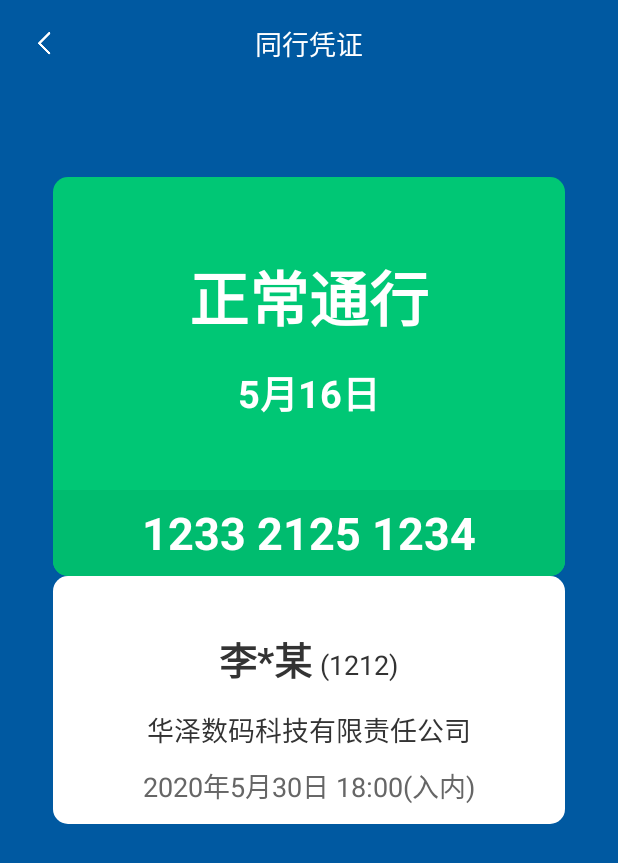
After one commit to FordGT40/Passcode, an Android app: the CodeResultActivity screen opened directly, with no data from a screen before it, on a phone screen of 412 x 824 dp. The commit adds this screen. Shown: the top 863 px of the screen. Run offline under Robolectric (Android 15) with nearby library versions, the phone set to English and light mode, and no system bars; Roboto replaces fonts that are not available here.

Commit message:
扫码后返回的展示页面

```diff
--- a/app/src/main/AndroidManifest.xml
+++ b/app/src/main/AndroidManifest.xml
@@ -18,7 +18,10 @@
         android:roundIcon="@mipmap/ic_launcher_round"
         android:supportsRtl="true"
         android:theme="@style/AppTheme">
-        <activity android:name=".scanback.activity.ScanBackMainActivity"></activity>
+        <!--扫完码，填完信息之后显示的结果页面-->
+        <activity android:name=".scanback.activity.CodeResultActivity" />
+        <!--扫完二维码后展示的页面（填报入内或外出）-->
+        <activity android:name=".scanback.activity.ScanBackMainActivity" />
         <activity android:name=".apply.activity.CarCardApplyActivity" /> <!-- 选择出入证类型 -->
         <activity android:name=".apply.activity.CardTypeChooseActivity" /> <!-- 人员出入证申请 -->
         <activity android:name=".apply.activity.PersonCardApplyActivity" /> <!-- 上传公函 -->
--- a/app/src/main/java/com/wisdom/passcode/base/BaseActivity.java
+++ b/app/src/main/java/com/wisdom/passcode/base/BaseActivity.java
@@ -156,4 +156,12 @@ public abstract class BaseActivity extends FragmentActivity {
     protected void onActivityResult(int requestCode, int resultCode, Intent data) {
         super.onActivityResult(requestCode, resultCode, data);
     }
+
+    public void setNoStateBar(){
+        //沉浸式状态栏
+        //当FitsSystemWindows设置 true 时，会在屏幕最上方预留出状态栏高度的 padding
+        StatusBarUtil.setRootViewFitsSystemWindows(this, false);
+        //设置状态栏透明
+        StatusBarUtil.setTranslucentStatus(this);
+    }
 }
--- /dev/null
+++ b/app/src/main/java/com/wisdom/passcode/scanback/activity/CodeResultActivity.kt
@@ -0,0 +1,22 @@
+package com.wisdom.passcode.scanback.activity
+
+import com.wisdom.passcode.R
+import com.wisdom.passcode.base.BaseActivity
+import kotlinx.android.synthetic.main.activity_code_result.*
+
+class CodeResultActivity : BaseActivity() {
+
+
+    override fun initViews() {
+        //沉浸式状态栏
+        setNoStateBar()
+        iv_back.setOnClickListener { finish() }
+        comm_head_title.text=getText(R.string.title_scan_result)
+    }
+
+    override fun setlayoutIds() {
+        setContentView(R.layout.activity_code_result)
+    }
+
+
+}
--- a/app/src/main/java/com/wisdom/passcode/scanback/activity/ScanBackMainActivity.kt
+++ b/app/src/main/java/com/wisdom/passcode/scanback/activity/ScanBackMainActivity.kt
@@ -3,11 +3,11 @@ package com.wisdom.passcode.scanback.activity
 import android.view.View
 import com.wisdom.passcode.R
 import com.wisdom.passcode.base.BaseActivity
-import com.wisdom.passcode.util.StatusBarUtil
 import com.wisdom.passcode.util.StrUtils
 import kotlinx.android.synthetic.main.activity_scan_back_main.*
+import org.jetbrains.anko.startActivity
 
-class ScanBackMainActivity : BaseActivity() {
+class ScanBackMainActivity : BaseActivity(), View.OnClickListener {
 
 
     override fun initViews() {
@@ -31,10 +31,7 @@ class ScanBackMainActivity : BaseActivity() {
         tv_in.compoundDrawablePadding = 20
         tv_out.compoundDrawablePadding = 20
         //沉浸式状态栏
-        //当FitsSystemWindows设置 true 时，会在屏幕最上方预留出状态栏高度的 padding
-        StatusBarUtil.setRootViewFitsSystemWindows(this, false)
-        //设置状态栏透明
-        StatusBarUtil.setTranslucentStatus(this)
+        setNoStateBar()
         //返回键点击事件
         iv_back.setOnClickListener { finish() }
         //设置特殊字体
@@ -72,9 +69,20 @@ class ScanBackMainActivity : BaseActivity() {
         }
         //设置默认选中按钮
         rb_in.isChecked = true
+        //提交按钮点击事件
+        btn_submit.setOnClickListener(this)
     }
 
     override fun setlayoutIds() {
         setContentView(R.layout.activity_scan_back_main)
     }
+
+    override fun onClick(v: View) {
+        when (v.id) {
+            R.id.btn_submit -> {
+                //提交信息后跳转的页面
+                startActivity<CodeResultActivity>()
+            }
+        }
+    }
 }
--- /dev/null
+++ b/app/src/main/res/drawable/shape_bg_card_reslut_green.xml
@@ -0,0 +1,5 @@
+<?xml version="1.0" encoding="utf-8"?>
+<shape xmlns:android="http://schemas.android.com/apk/res/android">
+<corners android:bottomLeftRadius="@dimen/dp_10" android:bottomRightRadius="@dimen/dp_10"/>
+    <solid android:color="@color/color_00BC6F"/>
+</shape>
--- /dev/null
+++ b/app/src/main/res/drawable/shape_bg_card_reslut_white.xml
@@ -0,0 +1,5 @@
+<?xml version="1.0" encoding="utf-8"?>
+<shape xmlns:android="http://schemas.android.com/apk/res/android">
+<corners android:radius="@dimen/dp_10"/>
+    <solid android:color="@color/white"/>
+</shape>
--- /dev/null
+++ b/app/src/main/res/drawable/shape_code_result_green.xml
@@ -0,0 +1,8 @@
+<?xml version="1.0" encoding="utf-8"?>
+<shape xmlns:android="http://schemas.android.com/apk/res/android">
+
+    <solid android:color="@color/color_00C775" />
+    <corners android:radius="@dimen/dp_10" />
+
+
+</shape>
--- /dev/null
+++ b/app/src/main/res/layout/activity_code_result.xml
@@ -0,0 +1,140 @@
+<?xml version="1.0" encoding="utf-8"?>
+<LinearLayout xmlns:android="http://schemas.android.com/apk/res/android"
+    xmlns:tools="http://schemas.android.com/tools"
+    android:layout_width="match_parent"
+    android:layout_height="match_parent"
+    android:background="@color/primary_blue"
+    android:orientation="vertical"
+    tools:context=".scanback.activity.CodeResultActivity">
+
+    <RelativeLayout
+        android:layout_width="match_parent"
+        android:layout_height="wrap_content"
+        android:paddingTop="@dimen/dp_15">
+
+        <ImageView
+            android:id="@+id/iv_back"
+            android:layout_width="wrap_content"
+            android:layout_height="wrap_content"
+            android:layout_centerVertical="true"
+            android:layout_marginLeft="@dimen/dp_15"
+            android:padding="@dimen/dp_10"
+            android:src="@drawable/back" />
+
+        <TextView
+            android:id="@+id/comm_head_title"
+            android:layout_width="wrap_content"
+            android:layout_height="wrap_content"
+            android:layout_centerHorizontal="true"
+            android:layout_centerVertical="true"
+            android:layout_marginTop="@dimen/dp_15"
+            android:ellipsize="end"
+            android:maxEms="10"
+            android:singleLine="true"
+            android:textColor="@color/white"
+            android:textSize="@dimen/sp_18" />
+
+
+    </RelativeLayout>
+
+    <RelativeLayout
+        android:layout_width="match_parent"
+        android:layout_marginLeft="@dimen/dp_35"
+        android:layout_marginRight="@dimen/dp_35"
+        android:layout_height="@dimen/dp_266"
+        android:layout_gravity="center_horizontal"
+        android:layout_marginTop="@dimen/dp_60"
+        android:background="@drawable/shape_code_result_green">
+
+        <TextView
+            android:id="@+id/tv_title"
+            android:layout_width="wrap_content"
+            android:layout_height="wrap_content"
+            android:layout_centerHorizontal="true"
+            android:layout_marginTop="@dimen/dp_50"
+            android:text="正常通行"
+            android:textColor="@color/white"
+            android:textSize="@dimen/sp_40"
+            android:textStyle="bold" />
+        <TextView
+            android:id="@+id/tv_date"
+            android:layout_below="@+id/tv_title"
+            android:layout_width="wrap_content"
+            android:layout_height="wrap_content"
+            android:layout_centerHorizontal="true"
+            android:layout_marginTop="@dimen/dp_14"
+            android:text="5月16日"
+            android:textColor="@color/white"
+            android:textSize="@dimen/sp_25"
+            android:textStyle="bold" />
+
+        <TextView
+            android:layout_width="match_parent"
+            android:layout_height="@dimen/dp_57"
+            android:orientation="vertical"
+            android:gravity="center"
+            android:textColor="@color/white"
+            android:textStyle="bold"
+            android:textSize="@dimen/sp_30"
+            android:text="1233 2125 1234"
+            android:background="@drawable/shape_bg_card_reslut_green"
+            android:layout_alignParentBottom="true"/>
+
+    </RelativeLayout>
+    <RelativeLayout
+        android:layout_width="match_parent"
+        android:layout_gravity="center"
+        android:layout_height="@dimen/dp_165"
+        android:layout_marginLeft="@dimen/dp_35"
+        android:layout_marginRight="@dimen/dp_35"
+        android:background="@drawable/shape_bg_card_reslut_white">
+<LinearLayout
+    android:layout_width="match_parent"
+    android:layout_height="wrap_content"
+    android:id="@+id/ll_name"
+    android:gravity="center|bottom"
+    android:layout_marginTop="@dimen/dp_36"
+    android:orientation="horizontal">
+    <TextView
+        android:layout_width="wrap_content"
+        android:layout_height="wrap_content"
+        android:textSize="@dimen/sp_25"
+        android:textColor="@color/textcolor"
+        android:text="李*某"
+        android:textStyle="bold"
+        />
+    <TextView
+        android:layout_width="wrap_content"
+        android:layout_height="wrap_content"
+        android:textSize="@dimen/sp_18"
+        android:layout_marginLeft="@dimen/dp_5"
+        android:textColor="@color/textcolor"
+        android:text="(1212)"
+        />
+</LinearLayout>
+        <TextView
+            android:layout_width="wrap_content"
+            android:layout_height="wrap_content"
+            android:layout_centerHorizontal="true"
+            android:textSize="@dimen/sp_18"
+            android:id="@+id/tv_company"
+            android:layout_below="@+id/ll_name"
+            android:layout_marginTop="@dimen/dp_14"
+            android:text="华泽数码科技有限责任公司"
+            android:textColor="@color/textcolor"/>
+
+        <TextView
+            android:layout_width="wrap_content"
+            android:layout_height="wrap_content"
+            android:layout_centerHorizontal="true"
+            android:textSize="@dimen/sp_18"
+            android:id="@+id/tv_time"
+            android:layout_below="@+id/tv_company"
+            android:layout_marginTop="@dimen/dp_10"
+            android:text="2020年5月30日 18:00(入内)"
+            android:textColor="@color/color_666666"/>
+    </RelativeLayout>
+
+
+
+</LinearLayout>
--- a/app/src/main/res/values/colors.xml
+++ b/app/src/main/res/values/colors.xml
@@ -66,6 +66,7 @@
     <color name="black_70">#70000000</color>
     <color name="color_cee9ff">#cee9ff</color>
     <color name="color_00C775">#00C775</color>
+    <color name="color_00BC6F">#00BC6F</color>
     <color name="color_55a7ef">#55a7ef</color>
     <color name="color_ec3636">#ec3636</color>
     <color name="color_69716f">#69716f</color>
--- a/app/src/main/res/values/strings.xml
+++ b/app/src/main/res/values/strings.xml
@@ -189,6 +189,7 @@
     <string name="hint_contact_reason">请输入事由</string>
     <string name="in_out_state_out">外出</string>
     <string name="scan_result_licence">我已阅读本申报所列事项并确认以上填报信息真实有效</string>
+    <string name="title_scan_result">同行凭证</string>
 
 
 </resources>
```
